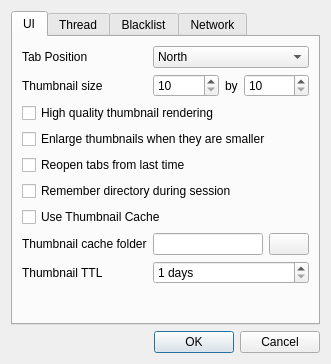
Old version of the form uiconfig.ui in the repository chrisdevchroma/fourchan-dl.
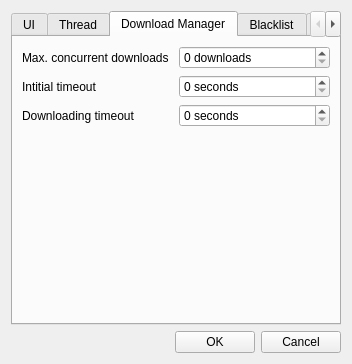
New version of the form. The open tabs and pages were chosen to show the change. Icons and pictures are not drawn.

```diff
--- a/uiconfig.ui
+++ b/uiconfig.ui
@@ -9,7 +9,7 @@
    <rect>
     <x>0</x>
     <y>0</y>
-    <width>310</width>
+    <width>352</width>
     <height>364</height>
    </rect>
   </property>
@@ -29,46 +29,7 @@
    <iconset resource="resources.qrc">
     <normaloff>:/icons/resources/settings.png</normaloff>:/icons/resources/settings.png</iconset>
   </property>
-  <layout class="QGridLayout" name="gridLayout">
-   <item row="1" column="0">
-    <layout class="QHBoxLayout" name="horizontalLayout_4">
-     <item>
-      <spacer name="horizontalSpacer">
-       <property name="orientation">
-        <enum>Qt::Horizontal</enum>
-       </property>
-       <property name="sizeHint" stdset="0">
-        <size>
-         <width>40</width>
-         <height>20</height>
-        </size>
-       </property>
-      </spacer>
-     </item>
-     <item>
-      <widget class="QPushButton" name="btnAccept">
-       <property name="text">
-        <string>OK</string>
-       </property>
-       <property name="icon">
-        <iconset resource="resources.qrc">
-         <normaloff>:/icons/resources/yes.png</normaloff>:/icons/resources/yes.png</iconset>
-       </property>
-      </widget>
-     </item>
-     <item>
-      <widget class="QPushButton" name="btnCancel">
-       <property name="text">
-        <string>Cancel</string>
-       </property>
-       <property name="icon">
-        <iconset resource="resources.qrc">
-         <normaloff>:/icons/resources/no.png</normaloff>:/icons/resources/no.png</iconset>
-       </property>
-      </widget>
-     </item>
-    </layout>
-   </item>
+  <layout class="QGridLayout" name="gridLayout_4">
    <item row="0" column="0">
     <widget class="QTabWidget" name="tabWidget">
      <property name="currentIndex">
@@ -127,6 +88,9 @@
              <verstretch>0</verstretch>
             </sizepolicy>
            </property>
+           <property name="suffix">
+            <string> px</string>
+           </property>
            <property name="minimum">
             <number>10</number>
            </property>
@@ -159,6 +123,9 @@
              <verstretch>0</verstretch>
             </sizepolicy>
            </property>
+           <property name="suffix">
+            <string> px</string>
+           </property>
            <property name="minimum">
             <number>10</number>
            </property>
@@ -284,7 +251,7 @@
       <attribute name="title">
        <string>Thread</string>
       </attribute>
-      <layout class="QGridLayout" name="gridLayout_5">
+      <layout class="QGridLayout" name="gridLayout">
        <item row="0" column="0">
         <widget class="QLabel" name="label">
          <property name="text">
@@ -311,21 +278,6 @@
         </layout>
        </item>
        <item row="1" column="0">
-        <widget class="QLabel" name="label_3">
-         <property name="text">
-          <string>&lt;!DOCTYPE HTML PUBLIC &quot;-//W3C//DTD HTML 4.0//EN&quot; &quot;http://www.w3.org/TR/REC-html40/strict.dtd&quot;&gt;
-&lt;html&gt;&lt;head&gt;&lt;meta name=&quot;qrichtext&quot; content=&quot;1&quot; /&gt;&lt;style type=&quot;text/css&quot;&gt;
-p, li { white-space: pre-wrap; }
-&lt;/style&gt;&lt;/head&gt;&lt;body style=&quot; font-family:'MS Shell Dlg 2'; font-size:8.25pt; font-weight:400; font-style:normal;&quot;&gt;
-&lt;p style=&quot; margin-top:0px; margin-bottom:0px; margin-left:0px; margin-right:0px; -qt-block-indent:0; text-indent:0px;&quot;&gt;&lt;span style=&quot; font-size:8pt;&quot;&gt;Concurrent Downloads&lt;/span&gt;&lt;/p&gt;
-&lt;p style=&quot; margin-top:0px; margin-bottom:0px; margin-left:0px; margin-right:0px; -qt-block-indent:0; text-indent:0px;&quot;&gt;&lt;span style=&quot; font-size:8pt;&quot;&gt;per tab&lt;/span&gt;&lt;/p&gt;&lt;/body&gt;&lt;/html&gt;</string>
-         </property>
-        </widget>
-       </item>
-       <item row="1" column="1">
-        <widget class="QSpinBox" name="sbConcurrentDownloads"/>
-       </item>
-       <item row="2" column="0">
         <widget class="QLabel" name="label_7">
          <property name="text">
           <string>Reschedule Interval [s]</string>
@@ -397,7 +349,7 @@
          </property>
         </widget>
        </item>
-       <item row="6" column="0" colspan="2">
+       <item row="5" column="0">
         <spacer name="verticalSpacer">
          <property name="orientation">
           <enum>Qt::Vertical</enum>
@@ -412,6 +364,80 @@
        </item>
       </layout>
      </widget>
+     <widget class="QWidget" name="tab_5">
+      <attribute name="title">
+       <string>Download Manager</string>
+      </attribute>
+      <layout class="QGridLayout" name="gridLayout_5">
+       <item row="0" column="0">
+        <widget class="QLabel" name="label_3">
+         <property name="text">
+          <string>Max. concurrent downloads</string>
+         </property>
+         <property name="textFormat">
+          <enum>Qt::PlainText</enum>
+         </property>
+        </widget>
+       </item>
+       <item row="0" column="1">
+        <widget class="QSpinBox" name="sbConcurrentDownloads">
+         <property name="suffix">
+          <string> downloads</string>
+         </property>
+         <property name="maximum">
+          <number>99</number>
+         </property>
+        </widget>
+       </item>
+       <item row="1" column="0">
+        <widget class="QLabel" name="label_15">
+         <property name="text">
+          <string>Intitial timeout</string>
+         </property>
+        </widget>
+       </item>
+       <item row="1" column="1">
+        <widget class="QSpinBox" name="sbDownloadTimeoutInitial">
+         <property name="toolTip">
+          <string>Maximum time until first data bytes arrive. The more concurrent requests are sent the higher this time should be</string>
+         </property>
+         <property name="suffix">
+          <string> seconds</string>
+         </property>
+        </widget>
+       </item>
+       <item row="2" column="0">
+        <widget class="QLabel" name="label_17">
+         <property name="text">
+          <string>Downloading timeout</string>
+         </property>
+        </widget>
+       </item>
+       <item row="2" column="1">
+        <widget class="QSpinBox" name="sbDownloadTimeoutInbetween">
+         <property name="toolTip">
+          <string>Maximum time between 2 data packets</string>
+         </property>
+         <property name="suffix">
+          <string> seconds</string>
+         </property>
+        </widget>
+       </item>
+       <item row="3" column="0" colspan="2">
+        <spacer name="verticalSpacer_5">
+         <property name="orientation">
+          <enum>Qt::Vertical</enum>
+         </property>
+         <property name="sizeHint" stdset="0">
+          <size>
+           <width>20</width>
+           <height>40</height>
+          </size>
+         </property>
+        </spacer>
+       </item>
+      </layout>
+     </widget>
      <widget class="QWidget" name="tab_3">
       <attribute name="title">
        <string>Blacklist</string>
@@ -611,6 +637,45 @@
      </widget>
     </widget>
    </item>
+   <item row="1" column="0">
+    <layout class="QHBoxLayout" name="horizontalLayout_4">
+     <item>
+      <spacer name="horizontalSpacer">
+       <property name="orientation">
+        <enum>Qt::Horizontal</enum>
+       </property>
+       <property name="sizeHint" stdset="0">
+        <size>
+         <width>40</width>
+         <height>20</height>
+        </size>
+       </property>
+      </spacer>
+     </item>
+     <item>
+      <widget class="QPushButton" name="btnAccept">
+       <property name="text">
+        <string>OK</string>
+       </property>
+       <property name="icon">
+        <iconset resource="resources.qrc">
+         <normaloff>:/icons/resources/yes.png</normaloff>:/icons/resources/yes.png</iconset>
+       </property>
+      </widget>
+     </item>
+     <item>
+      <widget class="QPushButton" name="btnCancel">
+       <property name="text">
+        <string>Cancel</string>
+       </property>
+       <property name="icon">
+        <iconset resource="resources.qrc">
+         <normaloff>:/icons/resources/no.png</normaloff>:/icons/resources/no.png</iconset>
+       </property>
+      </widget>
+     </item>
+    </layout>
+   </item>
   </layout>
  </widget>
  <resources>
```
Left out of the diff: 15 changed lines with no effect on the pictures.
